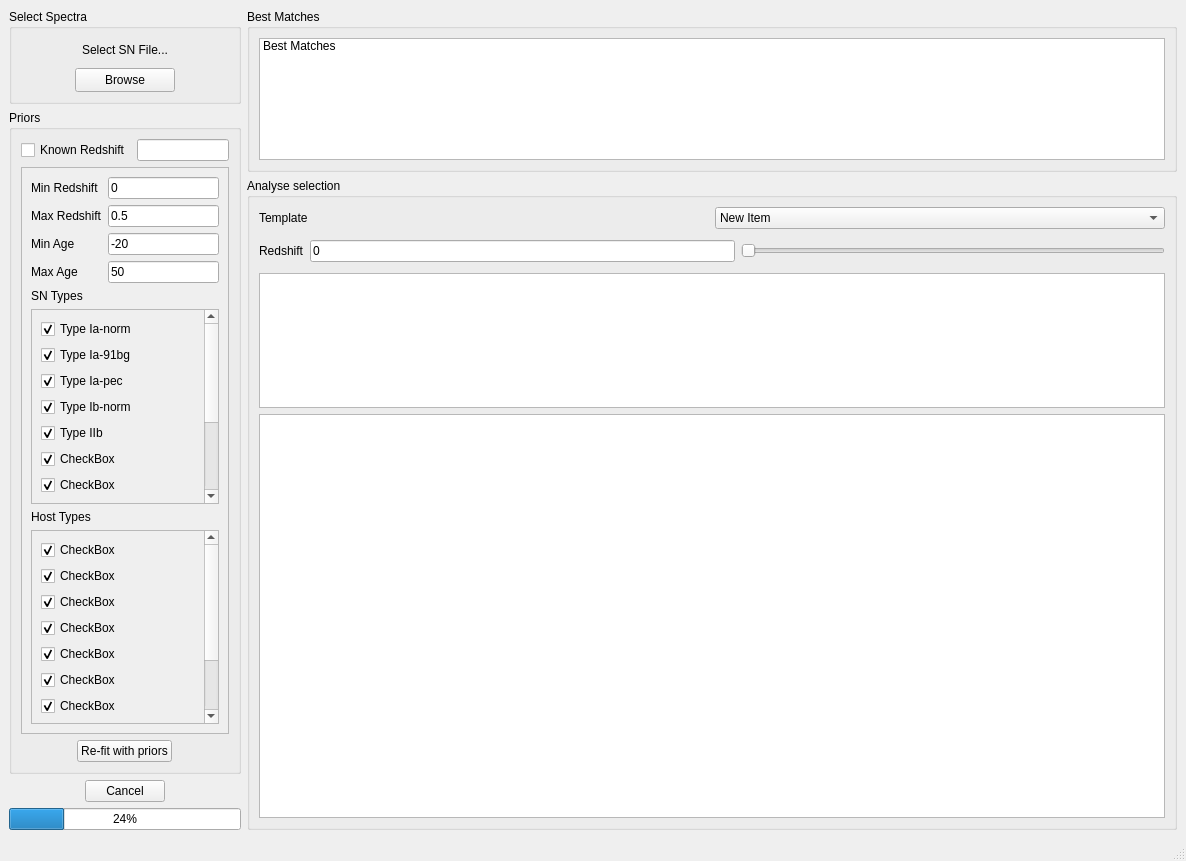
Old version of the form GUI/design.ui in the repository daniel-muthukrishna/astrodash.
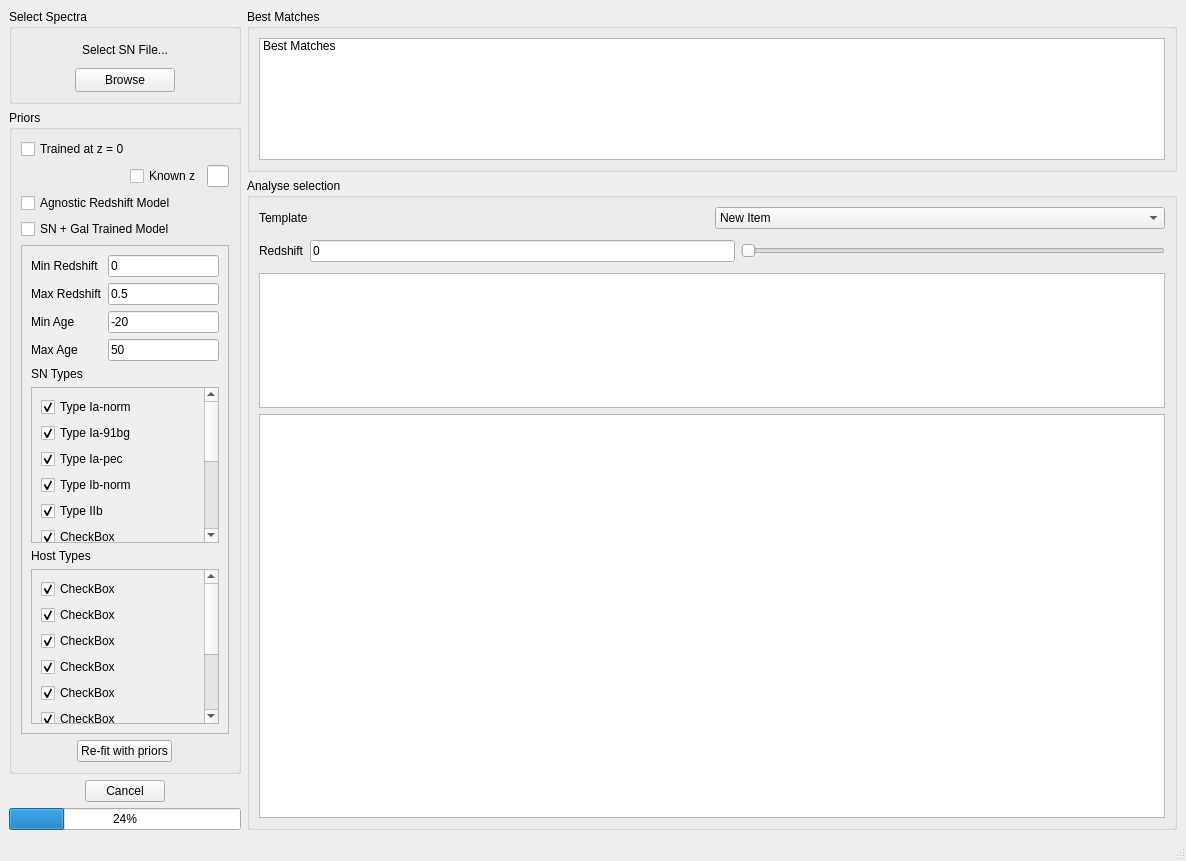
New version of the form. Custom widgets are drawn as their Qt base class.

Commit message: Updated GUI to allow for changing between trained models

The edit to the form file:
```diff
--- a/GUI/design.ui
+++ b/GUI/design.ui
@@ -65,14 +65,37 @@
         </property>
         <layout class="QVBoxLayout" name="verticalLayout_6">
          <item>
-          <layout class="QHBoxLayout" name="horizontalLayout" stretch="0,0">
+          <widget class="QCheckBox" name="checkBoxZeroZTrained">
+           <property name="text">
+            <string>Trained at z = 0</string>
+           </property>
+           <property name="checked">
+            <bool>false</bool>
+           </property>
+          </widget>
+         </item>
+         <item>
+          <layout class="QHBoxLayout" name="horizontalLayout" stretch="0,0,0">
            <property name="bottomMargin">
             <number>0</number>
            </property>
+           <item>
+            <spacer name="horizontalSpacer">
+             <property name="orientation">
+              <enum>Qt::Horizontal</enum>
+             </property>
+             <property name="sizeHint" stdset="0">
+              <size>
+               <width>1000</width>
+               <height>20</height>
+              </size>
+             </property>
+            </spacer>
+           </item>
            <item>
             <widget class="QCheckBox" name="checkBoxKnownZ">
              <property name="text">
-              <string>Known Redshift</string>
+              <string>Known z</string>
              </property>
             </widget>
            </item>
@@ -81,6 +104,33 @@
            </item>
           </layout>
          </item>
+         <item>
+          <layout class="QHBoxLayout" name="horizontalLayout_2" stretch="0">
+           <property name="topMargin">
+            <number>0</number>
+           </property>
+           <item>
+            <widget class="QCheckBox" name="checkBoxAgnosticZTrained">
+             <property name="text">
+              <string>Agnostic Redshift Model</string>
+             </property>
+             <property name="checkable">
+              <bool>true</bool>
+             </property>
+             <property name="tristate">
+              <bool>false</bool>
+             </property>
+            </widget>
+           </item>
+          </layout>
+         </item>
+         <item>
+          <widget class="QCheckBox" name="checkBoxGalTrained">
+           <property name="text">
+            <string>SN + Gal Trained Model</string>
+           </property>
+          </widget>
+         </item>
          <item>
           <widget class="QScrollArea" name="scrollArea_3">
            <property name="widgetResizable">
@@ -91,8 +141,8 @@
              <rect>
               <x>0</x>
               <y>0</y>
-              <width>205</width>
-              <height>527</height>
+              <width>202</width>
+              <height>441</height>
              </rect>
             </property>
             <layout class="QVBoxLayout" name="verticalLayout_5">
@@ -175,7 +225,7 @@
                    <rect>
                     <x>0</x>
                     <y>0</y>
-                    <width>167</width>
+                    <width>164</width>
                     <height>348</height>
                    </rect>
                   </property>
@@ -327,7 +377,7 @@
                    <rect>
                     <x>0</x>
                     <y>0</y>
-                    <width>167</width>
+                    <width>164</width>
                     <height>292</height>
                    </rect>
                   </property>
```
The commit also changes 3 other files.
